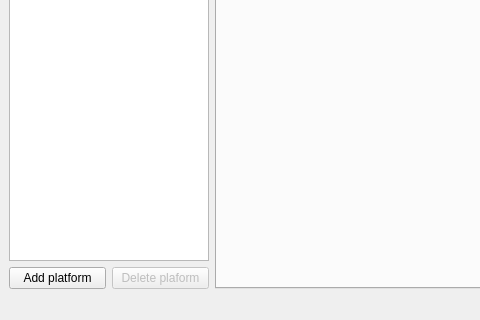
Above: res/window.ui from remeh/mehstation-config before the change; both pictures show x 0 to 480 and y 149 to 469 of the 619 by 469 pixel window. Below: the same form after it.
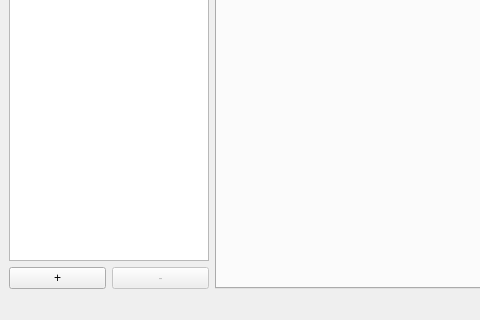
That is the form after the change.

The edit to the form file:
```diff
--- a/res/window.ui
+++ b/res/window.ui
@@ -47,21 +47,25 @@
         <item>
          <layout class="QHBoxLayout" name="horizontalLayout_3">
           <item>
+           <layout class="QGridLayout" name="gridLayout_2">
+            <item row="0" column="0">
            <widget class="QPushButton" name="addPlatform">
             <property name="text">
-             <string>Add platform</string>
+               <string>+</string>
             </property>
            </widget>
           </item>
-          <item>
-           <widget class="QPushButton" name="disablePlatform">
+            <item row="0" column="1">
+             <widget class="QPushButton" name="deletePlatform">
             <property name="enabled">
              <bool>false</bool>
             </property>
             <property name="text">
-             <string>Delete plaform</string>
-            </property>
-           </widget>
+               <string>-</string>
+              </property>
+             </widget>
+            </item>
+           </layout>
           </item>
          </layout>
         </item>
```
Lines whose indentation alone changed are shown as unchanged.
